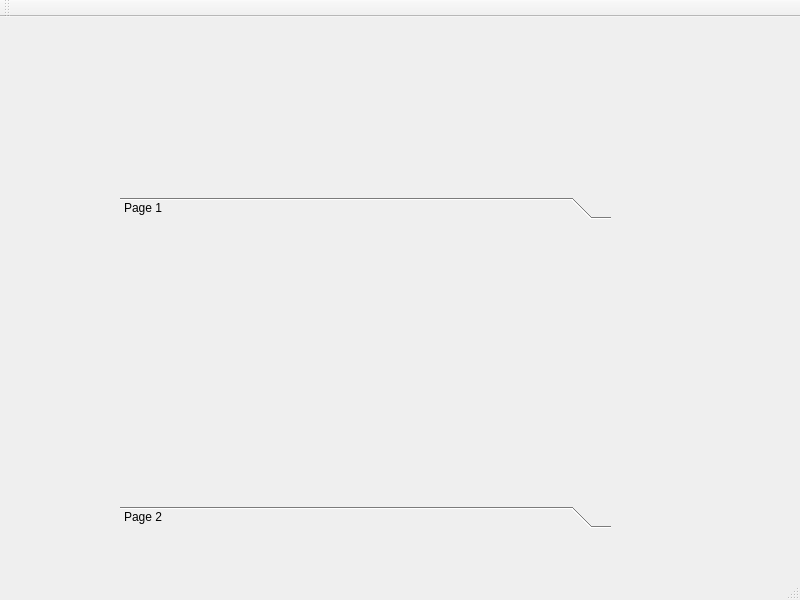
vvchigirev/Endo, file src/views/main_window/_main_window.ui: the form before one commit.
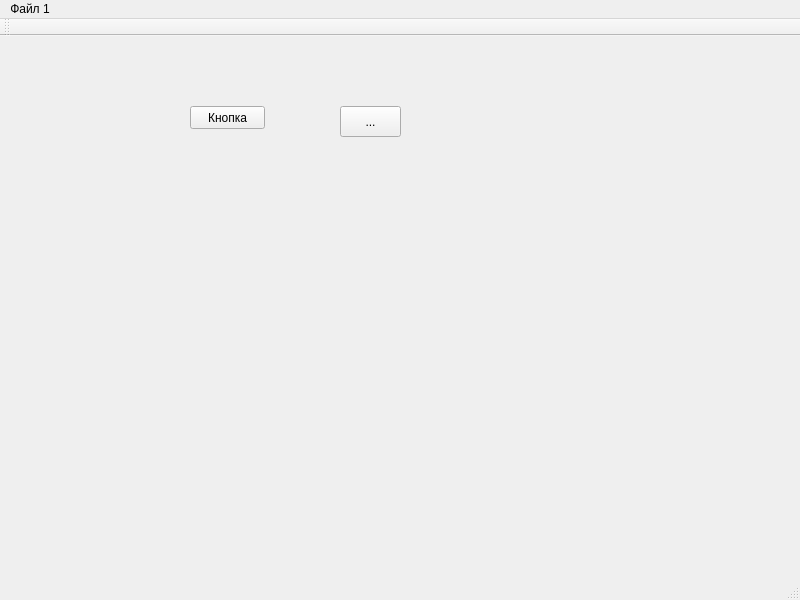
The form after the commit.

Commit message: В главной форме приложения добавил 2 пункта меню с обработчиками и добавил 2 кнопки на форме с обработчиками

Patch:
```diff
--- a/src/views/main_window/_main_window.ui
+++ b/src/views/main_window/_main_window.ui
@@ -14,44 +14,31 @@
    <string>Главное окно</string>
   </property>
   <widget class="QWidget" name="centralwidget">
-   <widget class="QToolBox" name="toolBox">
+   <widget class="QToolButton" name="toolBtn">
     <property name="geometry">
      <rect>
-      <x>120</x>
-      <y>180</y>
-      <width>491</width>
-      <height>331</height>
+      <x>340</x>
+      <y>70</y>
+      <width>61</width>
+      <height>31</height>
      </rect>
     </property>
-    <property name="currentIndex">
-     <number>0</number>
+    <property name="text">
+     <string>...</string>
     </property>
-    <widget class="QWidget" name="page">
-     <property name="geometry">
-      <rect>
-       <x>0</x>
-       <y>0</y>
-       <width>491</width>
-       <height>277</height>
-      </rect>
-     </property>
-     <attribute name="label">
-      <string>Page 1</string>
-     </attribute>
-    </widget>
-    <widget class="QWidget" name="page_2">
-     <property name="geometry">
-      <rect>
-       <x>0</x>
-       <y>0</y>
-       <width>491</width>
-       <height>277</height>
-      </rect>
-     </property>
-     <attribute name="label">
-      <string>Page 2</string>
-     </attribute>
-    </widget>
+   </widget>
+   <widget class="QPushButton" name="puchBtn">
+    <property name="geometry">
+     <rect>
+      <x>190</x>
+      <y>70</y>
+      <width>75</width>
+      <height>23</height>
+     </rect>
+    </property>
+    <property name="text">
+     <string>Кнопка</string>
+    </property>
    </widget>
   </widget>
   <widget class="QMenuBar" name="mainMenu">
@@ -63,6 +50,13 @@
      <height>21</height>
     </rect>
    </property>
+   <widget class="QMenu" name="menu1">
+    <property name="title">
+     <string>Файл 1</string>
+    </property>
+    <addaction name="action"/>
+   </widget>
+   <addaction name="menu1"/>
   </widget>
   <widget class="QStatusBar" name="statusbar"/>
   <widget class="QToolBar" name="toolBar">
```
Left out of the diff: 5 changed lines with no effect on the pictures. The commit also changes 1 other file.
